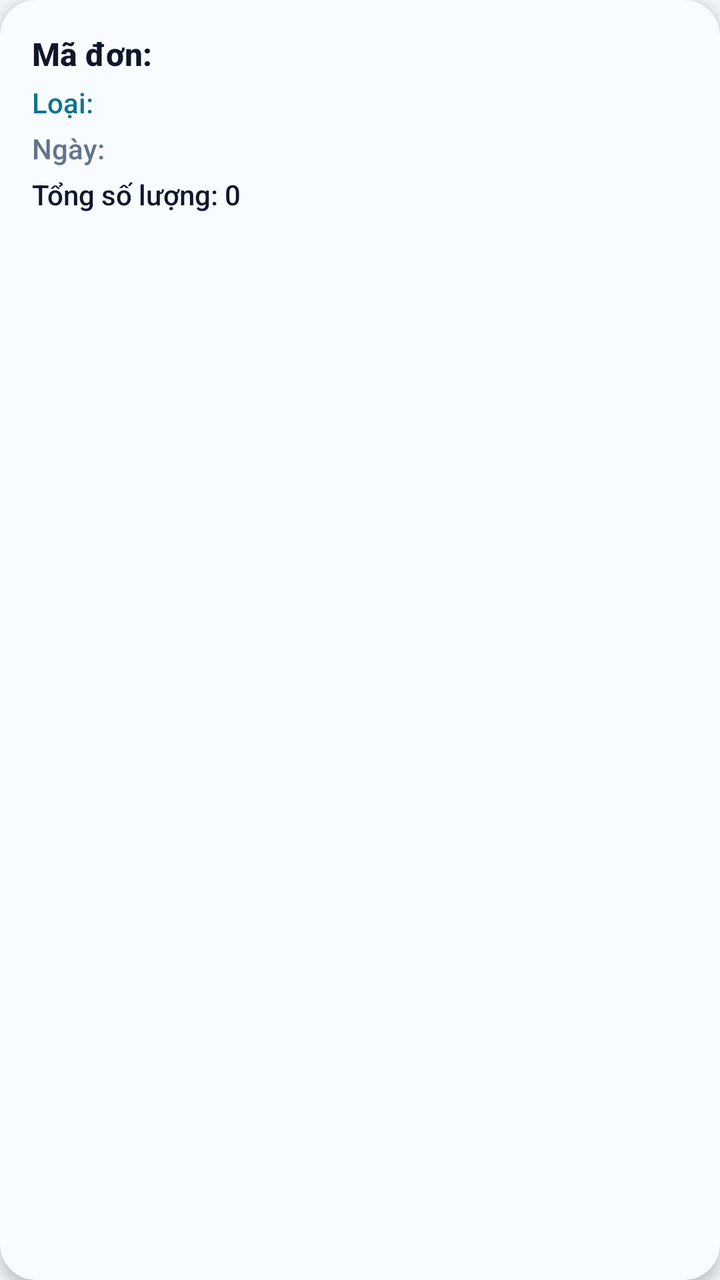
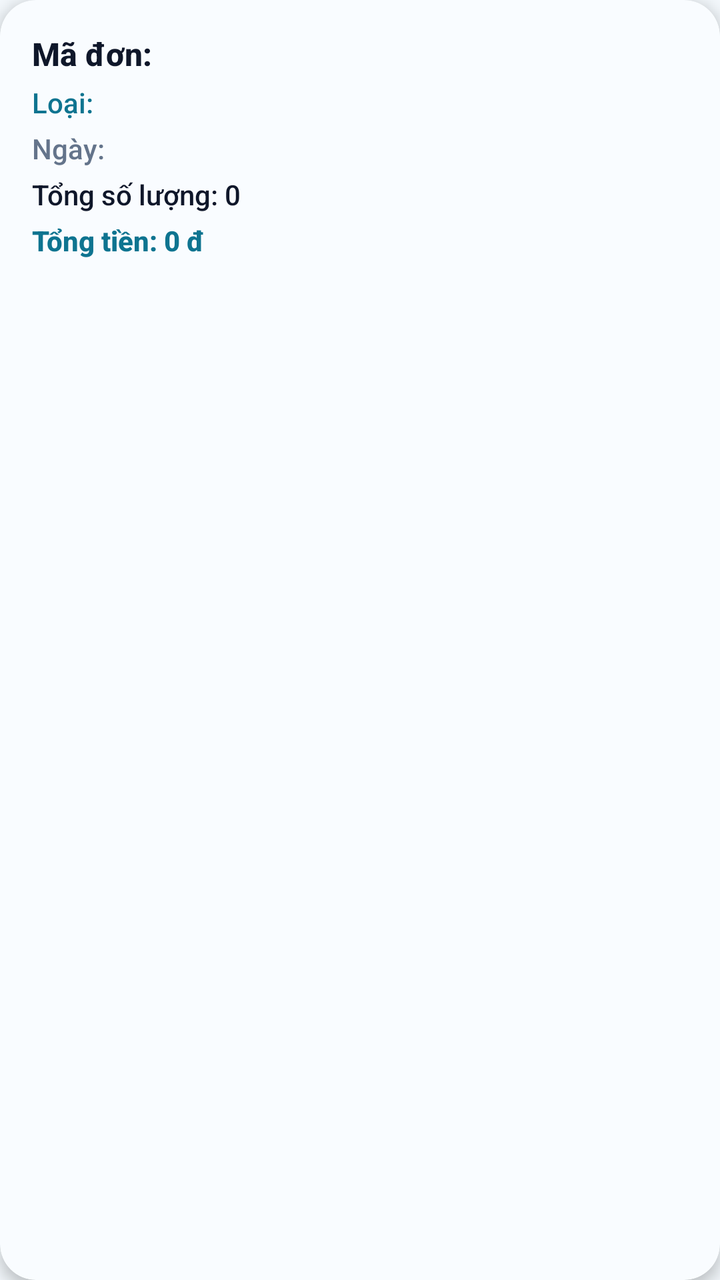

The first picture is an Android layout as it rendered before a commit; the second is the same layout after the commit. The layout source and the unified diff follow.
<!-- AndroidManifest.xml: application theme Theme.InvSmart -->
<!-- res/layout/item_order.xml -->
<?xml version="1.0" encoding="utf-8"?>
<com.google.android.material.card.MaterialCardView xmlns:android="http://schemas.android.com/apk/res/android"
    xmlns:app="http://schemas.android.com/apk/res-auto"
    android:layout_width="match_parent"
    android:layout_height="wrap_content"
    android:layout_marginHorizontal="16dp"
    android:layout_marginVertical="7dp"
    app:cardBackgroundColor="@color/brand_surface_tint"
    app:cardElevation="4dp"
    app:cardCornerRadius="18dp">

    <LinearLayout
        android:layout_width="match_parent"
        android:layout_height="wrap_content"
        android:orientation="vertical"
        android:padding="16dp">

        <TextView
            android:id="@+id/tvOrderCode"
            android:layout_width="match_parent"
            android:layout_height="wrap_content"
            android:text="Mã đơn: "
            android:textColor="?attr/colorOnSurface"
            android:textStyle="bold"
            android:textSize="16sp" />

        <TextView
            android:id="@+id/tvOrderType"
            android:layout_width="match_parent"
            android:layout_height="wrap_content"
            android:text="Loại: "
            android:textColor="?attr/colorPrimary"
            android:layout_marginTop="4dp" />

        <TextView
            android:id="@+id/tvOrderDate"
            android:layout_width="match_parent"
            android:layout_height="wrap_content"
            android:text="Ngày: "
            android:textColor="@color/brand_text_muted"
            android:layout_marginTop="4dp" />

        <TextView
            android:id="@+id/tvOrderQuantity"
            android:layout_width="match_parent"
            android:layout_height="wrap_content"
            android:text="Tổng số lượng: 0"
            android:textColor="?attr/colorOnSurface"
            android:layout_marginTop="4dp" />

    </LinearLayout>

</com.google.android.material.card.MaterialCardView>
<!-- resources referenced by this layout -->
<resources>
  <color name="brand_surface_tint">#F9FCFF</color>
  <color name="brand_text_muted">#64748B</color>
  <style name="Theme.InvSmart" parent="Base.Theme.InvSmart" />
  <style name="Base.Theme.InvSmart" parent="Theme.Material3.DayNight.NoActionBar">
          <item name="colorPrimary">@color/md_theme_light_primary</item>
          <item name="colorOnPrimary">@color/md_theme_light_onPrimary</item>
          <item name="colorPrimaryContainer">@color/md_theme_light_primaryContainer</item>
          <item name="colorOnPrimaryContainer">@color/md_theme_light_onPrimaryContainer</item>
          <item name="colorSecondary">@color/md_theme_light_secondary</item>
          <item name="colorOnSecondary">@color/md_theme_light_onSecondary</item>
          <item name="colorSurface">@color/md_theme_light_surface</item>
          <item name="colorOnSurface">@color/md_theme_light_onSurface</item>
          <item name="colorSurfaceVariant">@color/md_theme_light_surfaceVariant</item>
          <item name="colorOutline">@color/md_theme_light_outline</item>
          <item name="colorOnBackground">@color/md_theme_light_onBackground</item>
          <item name="colorError">@color/md_theme_light_error</item>
          <item name="colorOnError">@color/md_theme_light_onError</item>
          <item name="android:colorBackground">@color/md_theme_light_background</item>
  
          <item name="toolbarStyle">@style/Widget.InvSmart.Toolbar</item>
          <item name="materialButtonStyle">@style/Widget.InvSmart.Button.Primary</item>
          <item name="textInputStyle">@style/Widget.InvSmart.InputLayout</item>
          <item name="materialCardViewStyle">@style/Widget.InvSmart.Card</item>
  
          <item name="android:fontFamily">sans-serif-medium</item>
          <item name="android:statusBarColor">@android:color/transparent</item>
          <item name="android:windowLightStatusBar">true</item>
      </style>
  <color name="md_theme_light_primary">#0E7490</color>
  <color name="md_theme_light_onPrimary">#FFFFFF</color>
  <color name="md_theme_light_primaryContainer">#CCF0FA</color>
  <color name="md_theme_light_onPrimaryContainer">#062433</color>
  <color name="md_theme_light_secondary">#0F766E</color>
  <color name="md_theme_light_onSecondary">#FFFFFF</color>
  <color name="md_theme_light_surface">#FFFFFF</color>
  <color name="md_theme_light_onSurface">#0F172A</color>
  <color name="md_theme_light_surfaceVariant">#E3EDF7</color>
  <color name="md_theme_light_outline">#A8B4C3</color>
  <color name="md_theme_light_onBackground">#111827</color>
  <color name="md_theme_light_error">#D12F2F</color>
  <color name="md_theme_light_onError">#FFFFFF</color>
  <color name="md_theme_light_background">#F2F7FB</color>
  <style name="Widget.InvSmart.Toolbar" parent="Widget.Material3.Toolbar">
          <item name="android:background">@color/md_theme_light_primary</item>
          <item name="titleTextColor">@color/md_theme_light_onPrimary</item>
          <item name="subtitleTextColor">@color/md_theme_light_onPrimary</item>
      </style>
  <style name="Widget.InvSmart.Button.Primary" parent="Widget.Material3.Button">
          <item name="cornerRadius">16dp</item>
          <item name="android:textAllCaps">false</item>
          <item name="android:minHeight">52dp</item>
      </style>
  <style name="Widget.InvSmart.InputLayout" parent="Widget.Material3.TextInputLayout.OutlinedBox.Dense">
          <item name="boxCornerRadiusTopStart">16dp</item>
          <item name="boxCornerRadiusTopEnd">16dp</item>
          <item name="boxCornerRadiusBottomStart">16dp</item>
          <item name="boxCornerRadiusBottomEnd">16dp</item>
      </style>
  <style name="Widget.InvSmart.Card" parent="Widget.Material3.CardView.Elevated">
          <item name="cardCornerRadius">18dp</item>
          <item name="cardElevation">3dp</item>
      </style>
</resources>

<!-- the commit's change to res/layout/item_order.xml (unified diff, before → after) -->
@@ -48,6 +48,15 @@
             android:textColor="?attr/colorOnSurface"
             android:layout_marginTop="4dp" />
 
+        <TextView
+            android:id="@+id/tvOrderAmount"
+            android:layout_width="match_parent"
+            android:layout_height="wrap_content"
+            android:layout_marginTop="4dp"
+            android:text="Tổng tiền: 0 đ"
+            android:textColor="?attr/colorPrimary"
+            android:textStyle="bold" />
+
     </LinearLayout>
 
 </com.google.android.material.card.MaterialCardView>
